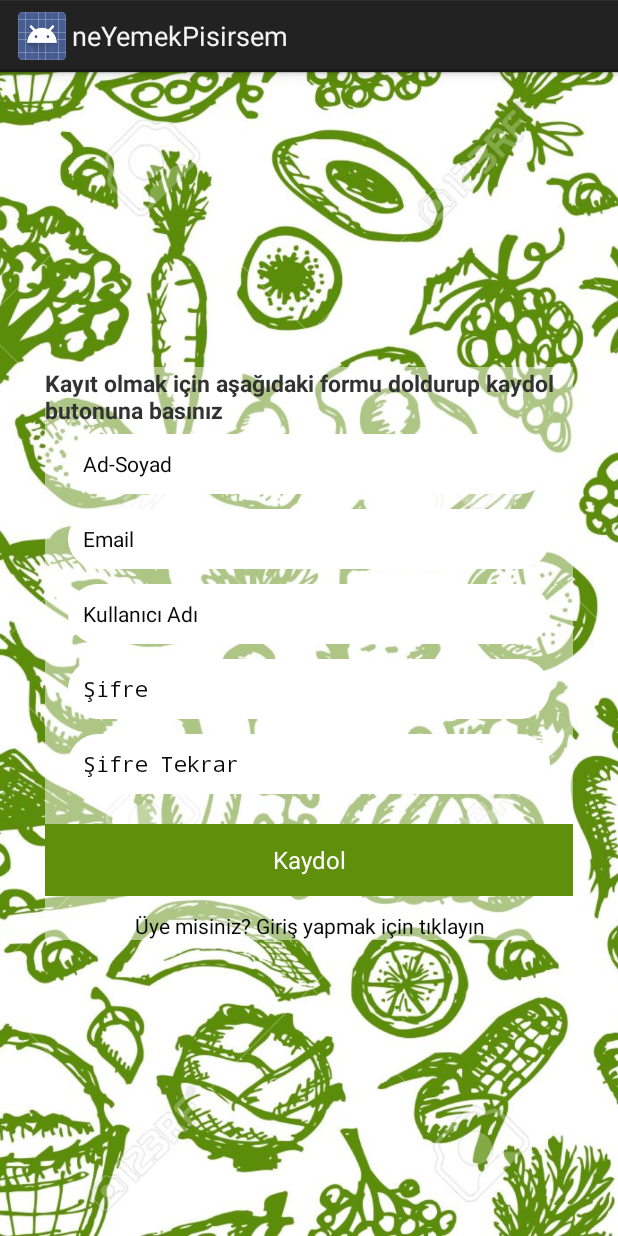
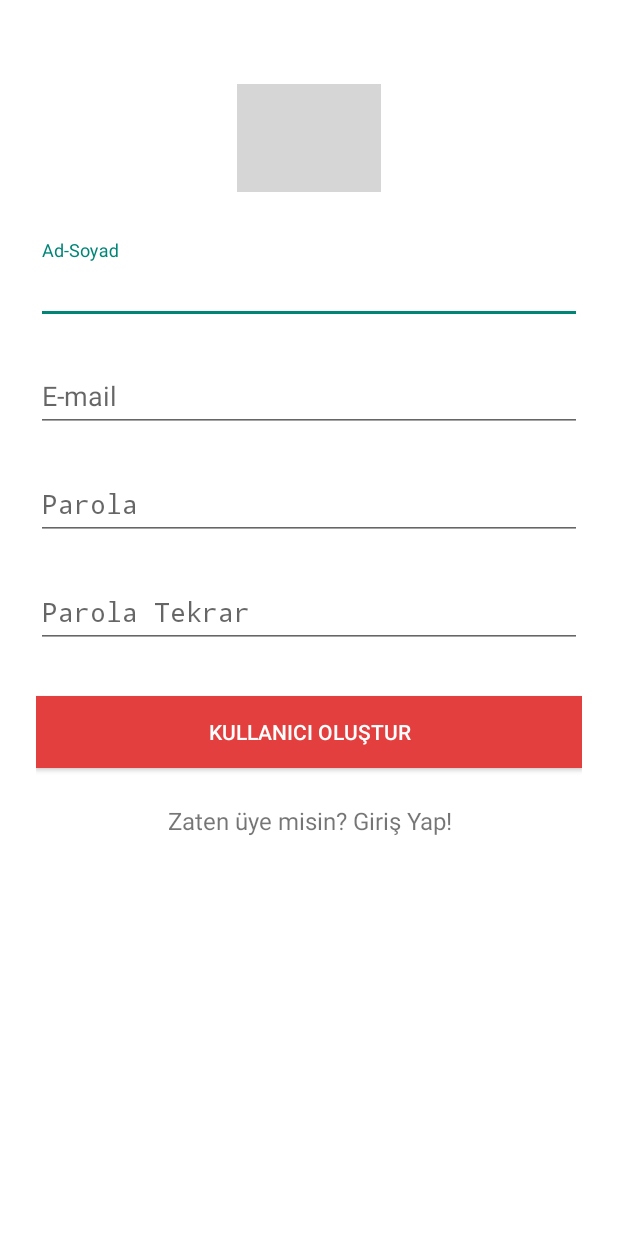
Before and after one commit to berat703/nePisirsem, an Android app: the RegisterActivity screen opened directly, with no data from a screen before it, on a phone screen of 412 x 824 dp. Run offline under Robolectric (Android 15) with nearby library versions, the phone set to English and light mode, and no system bars; libraries missing offline, so code that uses them is left out: com.microsoft.windowsazure, com.squareup.okhttp; 4 statements that could not run were skipped; grey boxes are pictures that could not be loaded.

Commit message:
Login & Register sayfa tasarımları yenilendi. Kod iyileştirmeleri yapıldı.

```diff
--- a/app/src/main/java/com/example/neyemekpisirsem/view/RegisterActivity.java
+++ b/app/src/main/java/com/example/neyemekpisirsem/view/RegisterActivity.java
@@ -83,7 +83,7 @@ public class RegisterActivity extends Activity {
     public void onCreate(Bundle savedInstanceState) {
 
         super.onCreate(savedInstanceState);
-        setContentView(R.layout.activity_register);
+        setContentView(R.layout.nepisirsem_register);
         try {
 
             mClient = new MobileServiceClient(
@@ -303,6 +303,11 @@ public class RegisterActivity extends Activity {
         startActivity(new Intent(getApplicationContext(),LoginActivity.class));
     }
 
+    public void getLogin(View view) {
+        Intent i = new Intent(getApplicationContext(),LoginActivity.class);
+        startActivity(i);
+    }
+
 /*
     private class ProgressFilter implements ServiceFilter {
 
--- a/app/src/main/res/layout/activity_food.xml
+++ b/app/src/main/res/layout/activity_food.xml
@@ -54,7 +54,6 @@
         android:layout_marginLeft="10dp"
         android:layout_marginRight="10dp"
         android:layout_marginTop="10dp"
-        android:background="@color/colorBackground"
         android:onClick="randomYemekGetir"
         android:text="Değiştir" />
 
@@ -66,7 +65,6 @@
         android:layout_alignTop="@+id/textView"
         android:layout_marginRight="10dp"
         android:layout_marginLeft="10dp"
-        android:background="@color/colorBackground"
         android:text="Tarife Git" />
 </LinearLayout>
 
--- a/app/src/main/res/layout/activity_foodlist.xml
+++ b/app/src/main/res/layout/activity_foodlist.xml
@@ -33,7 +33,7 @@
             android:layout_height="200dp"
             android:layout_marginLeft="0dp"
             android:layout_marginTop="0dp"
-            android:background="@drawable/tavuk11" />
+            android:background="@drawable/tavuk" />
     </LinearLayout>
 
     <LinearLayout
--- a/app/src/main/res/layout/activity_login.xml
+++ b/app/src/main/res/layout/activity_login.xml
@@ -70,7 +70,6 @@ android:layout_height="match_parent"
             android:layout_centerHorizontal="true"
             android:onClick="add"
             android:layout_marginTop="10dp"
-            android:background="@color/colorBackground"
             android:padding="10dp"
             android:textSize="16sp"
             android:textColor="#FFFFFF"
--- a/app/src/main/res/layout/activity_register.xml
+++ b/app/src/main/res/layout/activity_register.xml
@@ -6,8 +6,8 @@
 
     <ImageView
         android:id="@+id/loginImageView"
-        android:layout_width="match_parent"
-        android:layout_height="match_parent"
+        android:layout_width="192dp"
+        android:layout_height="112dp"
         android:src="@drawable/background2"
         android:scaleType="centerCrop"
          />
--- /dev/null
+++ b/app/src/main/res/layout/nepisirsem_register.xml
@@ -0,0 +1,102 @@
+<?xml version="1.0" encoding="utf-8"?>
+<ScrollView
+    xmlns:android="http://schemas.android.com/apk/res/android"
+    android:layout_width="fill_parent"
+    android:layout_height="fill_parent"
+    android:background="@color/accent"
+    android:fitsSystemWindows="true">
+
+    <LinearLayout
+        android:orientation="vertical"
+        android:layout_width="match_parent"
+        android:layout_height="wrap_content"
+        android:paddingTop="56dp"
+        android:paddingLeft="24dp"
+        android:paddingRight="24dp">
+
+        <ImageView android:src="@drawable/logo"
+            android:layout_width="wrap_content"
+            android:layout_height="72dp"
+            android:layout_marginBottom="24dp"
+            android:layout_gravity="center_horizontal" />
+
+        <!--  Name Label -->
+        <android.support.design.widget.TextInputLayout
+            android:layout_width="match_parent"
+            android:layout_height="wrap_content"
+            android:layout_marginTop="8dp"
+            android:layout_marginBottom="8dp">
+            <EditText android:id="@+id/userAd"
+                android:layout_width="match_parent"
+                android:layout_height="wrap_content"
+                android:inputType="textCapWords"
+                android:textColorHint="@color/black"
+                android:hint="Ad-Soyad" />
+        </android.support.design.widget.TextInputLayout>
+
+        <!-- Email Label -->
+        <android.support.design.widget.TextInputLayout
+            android:layout_width="match_parent"
+            android:layout_height="wrap_content"
+            android:layout_marginTop="8dp"
+            android:layout_marginBottom="8dp">
+            <EditText android:id="@+id/userEmail"
+                android:layout_width="match_parent"
+                android:layout_height="wrap_content"
+                android:textColorHint="@color/black"
+                android:inputType="textEmailAddress"
+                android:hint="E-mail" />
+        </android.support.design.widget.TextInputLayout>
+
+        <!-- Password Label -->
+        <android.support.design.widget.TextInputLayout
+            android:layout_width="match_parent"
+            android:layout_height="wrap_content"
+            android:layout_marginTop="8dp"
+            android:layout_marginBottom="8dp">
+            <EditText android:id="@+id/userPass"
+                android:layout_width="match_parent"
+                android:layout_height="wrap_content"
+                android:textColorHint="@color/black"
+                android:inputType="textPassword"
+                android:hint="Parola"/>
+        </android.support.design.widget.TextInputLayout>
+        <!-- Password Label -->
+        <android.support.design.widget.TextInputLayout
+            android:layout_width="match_parent"
+            android:layout_height="wrap_content"
+            android:layout_marginTop="8dp"
+            android:layout_marginBottom="8dp">
+            <EditText android:id="@+id/userPass2"
+                android:layout_width="match_parent"
+                android:layout_height="wrap_content"
+                android:textColorHint="@color/black"
+                android:inputType="textPassword"
+                android:hint="Parola Tekrar"/>
+        </android.support.design.widget.TextInputLayout>
+
+        <!-- Signup Button -->
+        <android.support.v7.widget.AppCompatButton
+            android:id="@+id/registerButton"
+            android:layout_width="fill_parent"
+            android:layout_height="wrap_content"
+            android:layout_marginTop="24dp"
+            android:layout_marginBottom="24dp"
+            android:background="@color/primary"
+            android:padding="12dp"
+            android:textColor="@color/accent"
+            android:text="Kullanıcı Oluştur"/>
+
+        <TextView android:id="@+id/loginTextView"
+            android:layout_width="fill_parent"
+            android:layout_height="wrap_content"
+            android:layout_marginBottom="24dp"
+            android:textColorHint="@color/primary"
+            android:clickable="true"
+            android:onClick="getLogin"
+            android:text="Zaten üye misin? Giriş Yap!"
+            android:gravity="center"
+            android:textSize="16dip"/>
+
+    </LinearLayout>
+</ScrollView>
--- a/app/src/main/res/values/styles.xml
+++ b/app/src/main/res/values/styles.xml
@@ -4,6 +4,13 @@
         Base application theme, dependent on API level. This theme is replaced
         by AppBaseTheme from res/values-vXX/styles.xml on newer devices.
     -->
+    <style name="Theme.AppCompat.Light.NoActionBar.FullScreen" parent="@style/Theme.AppCompat.Light">
+        <item name="android:windowNoTitle">true</item>
+        <item name="android:windowActionBar">false</item>
+        <item name="android:windowFullscreen">true</item>
+        <item name="android:windowContentOverlay">@null</item>
+    </style>
+
     <style name="AppBaseTheme" parent="android:Theme.Light">
         <!--
             Theme customizations available in newer API levels can go in
```
Also changed, not shown: app/build.gradle (+5 -3 lines), app/src/main/AndroidManifest.xml (+4 -3 lines), app/src/main/java/com/example/neyemekpisirsem/view/FoodActivity.java (+21 -0 lines), app/src/main/java/com/example/neyemekpisirsem/view/LoginActivity.java (+26 -68 lines), app/src/main/res/layout/nepisirsem_login.xml (added, +82 -0 lines), app/src/main/res/values/colors.xml (+14 -1 lines), app/src/main/res/drawable/tavuk.png (renamed from app/src/main/res/drawable/tavuk11.png), 1 other file.
